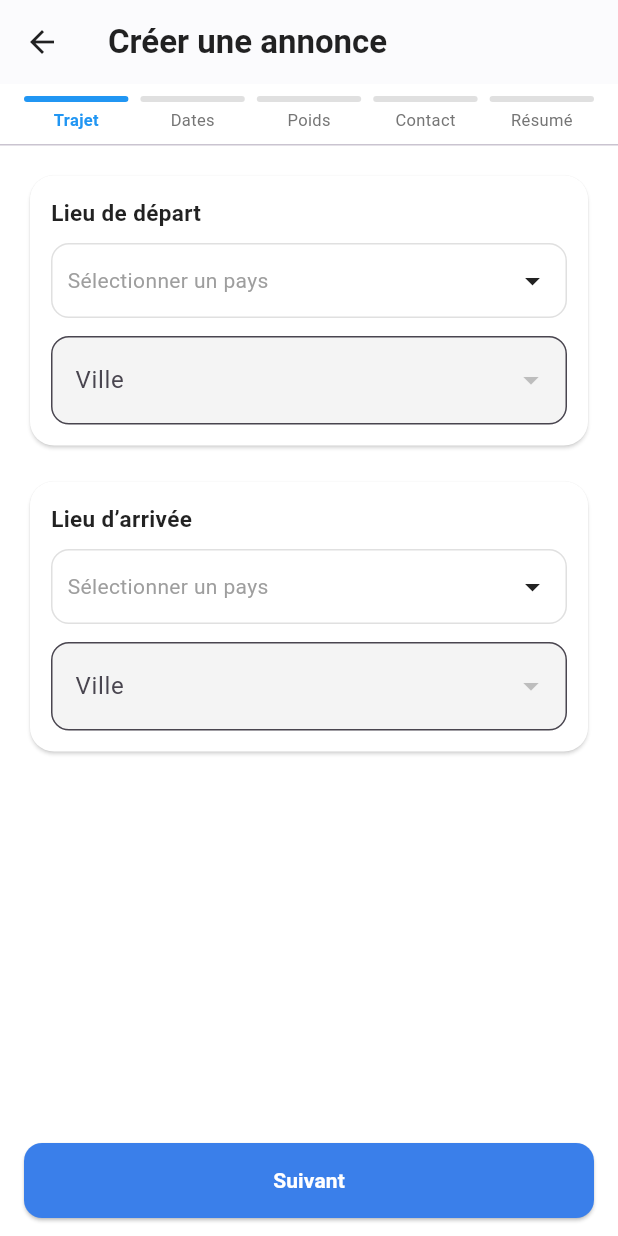
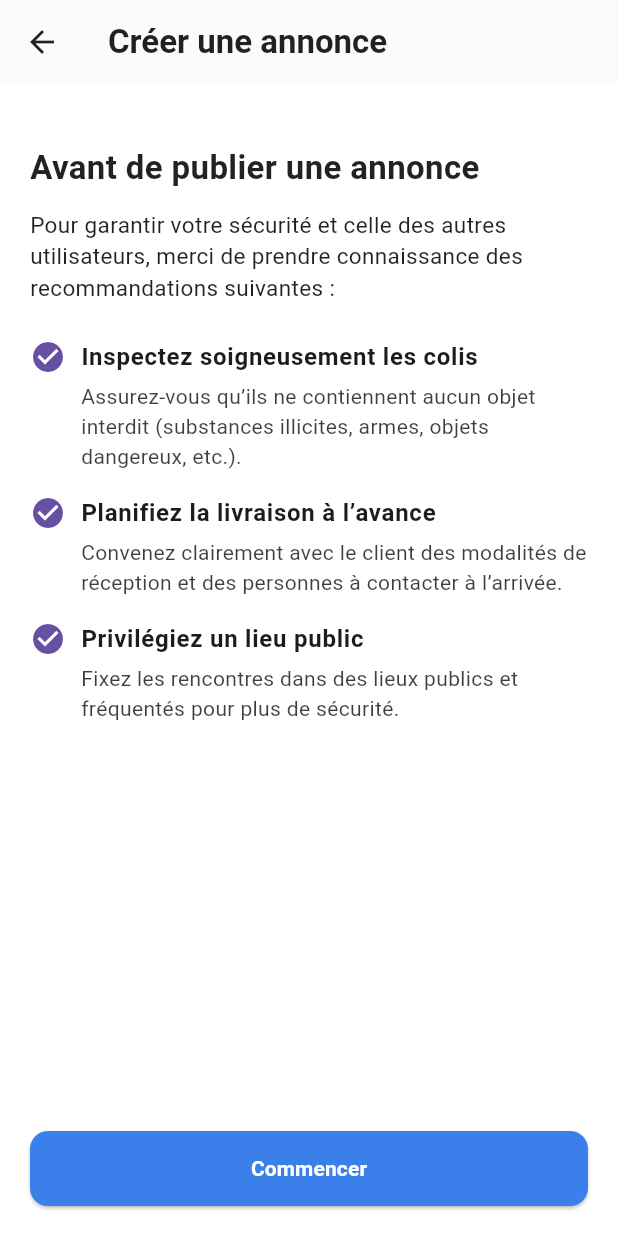
Before and after one commit to sendpacket/sendpacket-mvp, a Flutter app: the CreateAnnouncementScreen screen opened directly, on a phone screen of 412 x 824 dp. Run offline on Flutter 3.47's test engine with Material 3 defaults, Android fonts, the phone set to English and light mode, and no system bars; our stand-ins replace cloud_firestore, country_picker, firebase_auth, firebase_core, firebase_storage, font_awesome_flutter and 2 more; accounts and stored records are empty.

Commit message:
Ajout page de conseils & redesign cas limite plafond d'annonces

```diff
--- a/lib/presentation/screens/announcement/create_announcement_screen.dart
+++ b/lib/presentation/screens/announcement/create_announcement_screen.dart
@@ -18,6 +18,7 @@ class CreateAnnouncementScreen extends StatefulWidget {
 class _CreateAnnouncementScreenState
     extends State<CreateAnnouncementScreen> {
   int _currentStep = 0;
+  bool _hasStarted = false;
   bool _isSubmitting = false;
 
   // -------- TRAJET --------
@@ -191,8 +192,8 @@ class _CreateAnnouncementScreenState
           .get();
 
       if (existing.docs.length >= 3) {
-        Navigator.pop(context);
-        await _showLimitDialog();
+        Navigator.of(context, rootNavigator: true).pop(); // ferme loader
+        await _showLimitBottomSheet();
         return;
       }
 
@@ -262,29 +263,7 @@ class _CreateAnnouncementScreenState
     }
   }
 
-  Future<void> _showLimitDialog() async {
-    await showDialog(
-      context: context,
-      builder: (dialogContext) {   // <--- ICI on crée dialogContext
-        return AlertDialog(
-          title: const Text("Limite atteinte"),
-          content: const Text(
-            "Vous ne pouvez publier que 3 annonces simultanément. "
-                "Supprimez une annonce existante pour en créer une nouvelle.",
-          ),
-          actions: [
-            TextButton(
-              onPressed: () {
-                Navigator.of(dialogContext, rootNavigator: true).pop();
-              },
-              child: const Text("OK"),
-            ),
-          ],
-        );
-      },
-    );
-  }
-
+  //Message ajout reussi
   Future<void> _showSuccessSheet() async {
     await showModalBottomSheet(
       context: context,
@@ -321,6 +300,147 @@ class _CreateAnnouncementScreenState
     );
   }
 
+// Limites de 3 annonces atteint
+  Future<void> _showLimitBottomSheet() async {
+    await showModalBottomSheet(
+      context: context,
+      isDismissible: false,
+      enableDrag: false,
+      shape: const RoundedRectangleBorder(
+        borderRadius: BorderRadius.vertical(top: Radius.circular(24)),
+      ),
+      builder: (_) => Padding(
+        padding: const EdgeInsets.all(24),
+        child: Column(
+          mainAxisSize: MainAxisSize.min,
+          children: [
+            const Icon(Icons.warning_amber_rounded,
+                color: Colors.orange, size: 64),
+            const SizedBox(height: 12),
+            const Text(
+              "Limite atteinte",
+              style: TextStyle(fontSize: 18, fontWeight: FontWeight.bold),
+            ),
+            const SizedBox(height: 8),
+            const Text(
+              "Vous avez déjà 3 annonces actives.\n"
+                  "Veuillez supprimer une annonce existante avant d’en publier une nouvelle.",
+              textAlign: TextAlign.center,
+            ),
+            const SizedBox(height: 20),
+            SizedBox(
+              width: double.infinity,
+              child: ElevatedButton(
+                child: const Text("Retour à la liste"),
+                onPressed: () {
+                  Navigator.pop(context); // ferme bottom sheet
+                  Navigator.pop(context); // retour HomeScreen
+                },
+              ),
+            )
+          ],
+        ),
+      ),
+    );
+  }
+
+  Widget _introPage() {
+    return Padding(
+      padding: const EdgeInsets.all(20),
+      child: Column(
+        crossAxisAlignment: CrossAxisAlignment.start,
+        children: [
+          const SizedBox(height: 20),
+
+          const Text(
+            "Avant de publier une annonce",
+            style: TextStyle(fontSize: 22, fontWeight: FontWeight.bold),
+          ),
+
+          const SizedBox(height: 12),
+
+          const Text(
+            "Pour garantir votre sécurité et celle des autres utilisateurs, "
+                "merci de prendre connaissance des recommandations suivantes :",
+            style: TextStyle(fontSize: 15),
+          ),
+
+          const SizedBox(height: 24),
+
+          _adviceItem(
+            "Inspectez soigneusement les colis",
+            "Assurez-vous qu’ils ne contiennent aucun objet interdit "
+                "(substances illicites, armes, objets dangereux, etc.).",
+          ),
+
+          _adviceItem(
+            "Planifiez la livraison à l’avance",
+            "Convenez clairement avec le client des modalités de réception "
+                "et des personnes à contacter à l’arrivée.",
+          ),
+
+          _adviceItem(
+            "Privilégiez un lieu public",
+            "Fixez les rencontres dans des lieux publics et fréquentés "
+                "pour plus de sécurité.",
+          ),
+
+          const Spacer(),
+
+          SizedBox(
+            width: double.infinity,
+            child: ElevatedButton(
+              onPressed: () => setState(() => _hasStarted = true),
+              child: const Text("Commencer"),
+            ),
+          ),
+        ],
+      ),
+    );
+  }
+
+  Widget _adviceItem(String title, String description) {
+    final theme = Theme.of(context);
+    final colorScheme = theme.colorScheme;
+
+    return Padding(
+      padding: const EdgeInsets.only(bottom: 16),
+      child: Row(
+        crossAxisAlignment: CrossAxisAlignment.start,
+        children: [
+          Icon(
+            Icons.check_circle,
+            color: colorScheme.primary,
+          ),
+          const SizedBox(width: 10),
+          Expanded(
+            child: Column(
+              crossAxisAlignment: CrossAxisAlignment.start,
+              children: [
+                Text(
+                  title,
+                  style: theme.textTheme.bodyLarge?.copyWith(
+                    fontWeight: FontWeight.w600,
+                    color: colorScheme.onSurface,
+                  ),
+                ),
+                const SizedBox(height: 4),
+                Text(
+                  description,
+                  style: theme.textTheme.bodyMedium?.copyWith(
+                    color: colorScheme.onSurface.withOpacity(0.85),
+                  ),
+                ),
+              ],
+            ),
+          ),
+        ],
+      ),
+    );
+  }
+
+
+
   // ========= UI =========
 
   @override
@@ -329,14 +449,16 @@ class _CreateAnnouncementScreenState
       appBar: AppBar(
         title: const Text("Créer une annonce"),
       ),
-      body: Column(
+      body: _hasStarted
+          ? Column(
         children: [
           _stepIndicator(),
           const Divider(height: 1),
           Expanded(child: _stepBody()),
           _bottomButtons(),
         ],
-      ),
+      )
+          : _introPage(),
     );
   }
 
```
